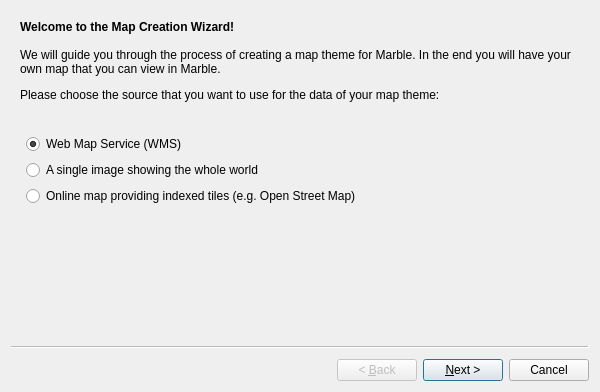
Old version of the form src/lib/marble/MapWizard.ui in the repository KDE/marble.
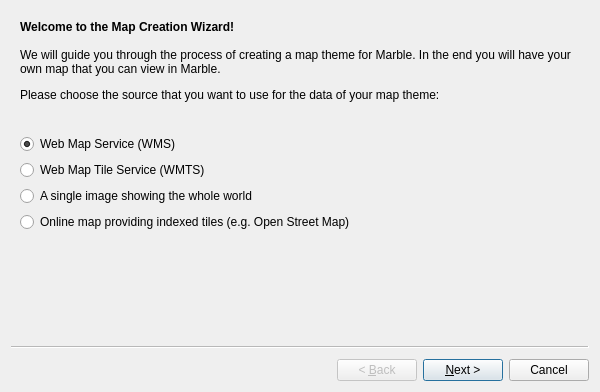
New version of the form. The open tabs and pages were chosen to show the change. Icons and pictures are not drawn.

Diff of the .ui file:
```diff
--- a/src/lib/marble/MapWizard.ui
+++ b/src/lib/marble/MapWizard.ui
@@ -26,11 +26,8 @@
    <attribute name="pageId">
     <string notr="true">0</string>
    </attribute>
-   <layout class="QFormLayout" name="formLayout_3">
-    <property name="fieldGrowthPolicy">
-     <enum>QFormLayout::ExpandingFieldsGrow</enum>
-    </property>
-    <item row="0" column="0" colspan="2">
+   <layout class="QVBoxLayout" name="verticalLayout_14">
+    <item>
      <widget class="QLabel" name="labelIntroInfo">
       <property name="text">
        <string>&lt;!DOCTYPE HTML PUBLIC &quot;-//W3C//DTD HTML 4.0//EN&quot; &quot;http://www.w3.org/TR/REC-html40/strict.dtd&quot;&gt;
@@ -51,7 +48,7 @@
       </property>
      </widget>
     </item>
-    <item row="1" column="1">
+    <item>
      <widget class="QRadioButton" name="radioButtonWms">
       <property name="toolTip">
        <string>Connects to a server on the Internet. The map data is queried via the WMS protocol.</string>
@@ -64,7 +61,20 @@
       </property>
      </widget>
     </item>
-    <item row="2" column="1">
+    <item>
+     <widget class="QRadioButton" name="radioButtonWmts">
+      <property name="toolTip">
+       <string>Connects to a server on the Internet. The map data is queried via the WMS protocol.</string>
+      </property>
+      <property name="text">
+       <string>Web Map Tile Service (WMTS)</string>
+      </property>
+      <property name="checked">
+       <bool>false</bool>
+      </property>
+     </widget>
+    </item>
+    <item>
      <widget class="QRadioButton" name="radioButtonBitmap">
       <property name="toolTip">
        <string>You need to provide a bitmap image of a world map that is stored on disk.</string>
@@ -74,7 +84,7 @@
       </property>
      </widget>
     </item>
-    <item row="3" column="1">
+    <item>
      <widget class="QRadioButton" name="radioButtonStaticUrl">
       <property name="toolTip">
        <string>Connects to a server on the Internet. The map data is queried via a static URL.</string>
```
Left out of the diff: 4 changed lines with no effect on the pictures.
